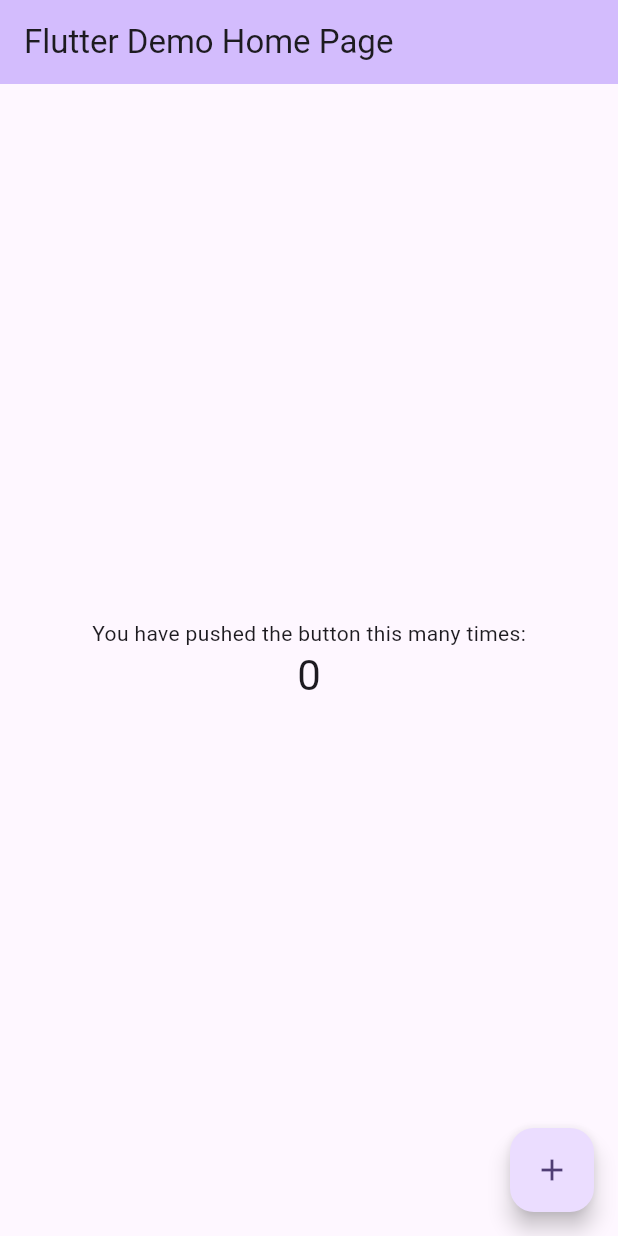
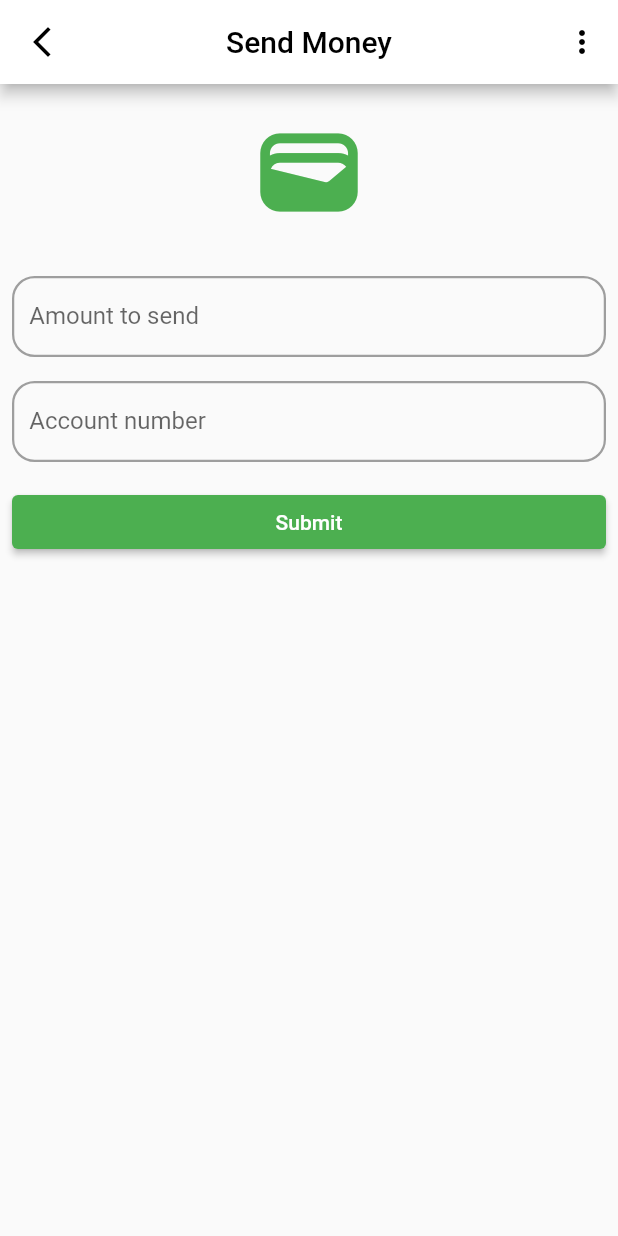
Before and after one commit to KHizarHayatAhmadKHan/bit_rupee, a Flutter app: the screen it shows after launch, on a phone screen of 412 x 824 dp. Run offline on Flutter 3.47's test engine with Material 2 defaults, Android fonts, the light colour scheme and no system bars.

Commit message:
hassan/ send_money page

```diff
--- a/lib/main.dart
+++ b/lib/main.dart
@@ -1,3 +1,4 @@
+import 'package:bit_rupee/views/Send_money.dart';
 import 'package:flutter/material.dart';
 
 void main() {
@@ -10,60 +11,7 @@ class MyApp extends StatelessWidget {
   @override
   Widget build(BuildContext context) {
     return MaterialApp(
-      title: 'Flutter Demo',
-      theme: ThemeData(
-        colorScheme: ColorScheme.fromSeed(seedColor: Colors.deepPurple),
-        useMaterial3: true,
-      ),
-      home: const MyHomePage(title: 'Flutter Demo Home Page'),
+      home: send_money(),
     );
   }
 }
-
-class MyHomePage extends StatefulWidget {
-  const MyHomePage({super.key, required this.title});
-
-  final String title;
-
-  @override
-  State<MyHomePage> createState() => _MyHomePageState();
-}
-
-class _MyHomePageState extends State<MyHomePage> {
-  int _counter = 0;
-
-  void _incrementCounter() {
-    setState(() {
-      _counter++;
-    });
-  }
-
-  @override
-  Widget build(BuildContext context) {
-    return Scaffold(
-      appBar: AppBar(
-        backgroundColor: Theme.of(context).colorScheme.inversePrimary,
-        title: Text(widget.title),
-      ),
-      body: Center(
-        child: Column(
-          mainAxisAlignment: MainAxisAlignment.center,
-          children: <Widget>[
-            const Text(
-              'You have pushed the button this many times:',
-            ),
-            Text(
-              '$_counter',
-              style: Theme.of(context).textTheme.headlineMedium,
-            ),
-          ],
-        ),
-      ),
-      floatingActionButton: FloatingActionButton(
-        onPressed: _incrementCounter,
-        tooltip: 'Increment',
-        child: const Icon(Icons.add),
-      ),
-    );
-  }
-}
--- a/lib/views/Send_money.dart
+++ b/lib/views/Send_money.dart
@@ -0,0 +1,136 @@
+// ignore_for_file: prefer_const_constructors
+
+import 'package:flutter/material.dart';
+
+class send_money extends StatefulWidget {
+  const send_money({Key? key}) : super(key: key);
+
+  @override
+  State<send_money> createState() => _SendMoneyState();
+}
+
+class _SendMoneyState extends State<send_money> {
+  final _formKey = GlobalKey<FormState>();
+  String _amount = '';
+  String _user_id = '';
+
+  void _submitForm() {
+    if (_formKey.currentState!.validate()) {
+      _formKey.currentState!.save();
+      // Now you can use the _amount and _user_id variables as needed, e.g., send them to an API or process the form data.
+      print('Amount to send: $_amount');
+      // Your logic to send money here...
+    }
+  }
+
+  @override
+  Widget build(BuildContext context) {
+    return Scaffold(
+      appBar: AppBar(
+        actions: [
+          IconButton(
+            onPressed: () {},
+            icon: const Icon(
+              Icons.more_vert,
+              color: Colors.black,
+            ),
+          ),
+        ],
+        centerTitle: true,
+        backgroundColor: Colors.white,
+        leading: IconButton(
+          icon: const Icon(Icons.arrow_back_ios_new, color: Colors.black),
+          onPressed: () {
+            Navigator.pop(context);
+          },
+        ),
+        title: const Text(
+          "Send Money",
+          style: TextStyle(color: Colors.black),
+        ),
+      ),
+      body: Padding(
+        padding: const EdgeInsets.all(8.0),
+        child: Form(
+          key: _formKey,
+          child: Column(
+            children: [
+              SizedBox(
+                height: 12,
+              ),
+              Icon(Icons.wallet, color: Colors.green, size: 78),
+              SizedBox(
+                height: 30,
+              ),
+              Container(
+                padding: const EdgeInsets.symmetric(horizontal: 10),
+                decoration: BoxDecoration(
+                  borderRadius: BorderRadius.circular(15),
+                  border: Border.all(color: Colors.grey, width: 1.5),
+                ),
+                child: TextFormField(
+                  decoration: InputDecoration(
+                    labelText: 'Amount to send',
+                    border: InputBorder.none,
+                    contentPadding: const EdgeInsets.symmetric(vertical: 8),
+                  ),
+                  validator: (value) {
+                    if (value!.isEmpty) {
+                      return 'Please enter the amount';
+                    }
+                    return null;
+                  },
+                  onSaved: (value) {
+                    _amount = value!;
+                  },
+                ),
+              ),
+              SizedBox(
+                height: 16,
+              ),
+              Container(
+                padding: const EdgeInsets.symmetric(horizontal: 10),
+                decoration: BoxDecoration(
+                  borderRadius: BorderRadius.circular(15),
+                  border: Border.all(color: Colors.grey, width: 1.5),
+                ),
+                child: TextFormField(
+                  decoration: InputDecoration(
+                    labelText: 'Account number',
+                    border: InputBorder.none,
+                    contentPadding: const EdgeInsets.symmetric(vertical: 8),
+                  ),
+                  validator: (value) {
+                    if (value!.isEmpty) {
+                      return 'Please enter the amount';
+                    }
+                    return null;
+                  },
+                  onSaved: (value) {
+                    _user_id = value!;
+                  },
+                ),
+              ),
+              SizedBox(
+                height: 16,
+              ),
+              Row(
+                children: [
+                  Expanded(
+                    child: ElevatedButton(
+                      style: ButtonStyle(
+                          backgroundColor:
+                              MaterialStateProperty.all<Color>(Colors.green)),
+                      onPressed: () {},
+                      child: Text('Submit'),
+                    ),
+                  ),
+                ],
+              ),
+            ],
+          ),
+        ),
+      ),
+    );
+  }
+}
```
